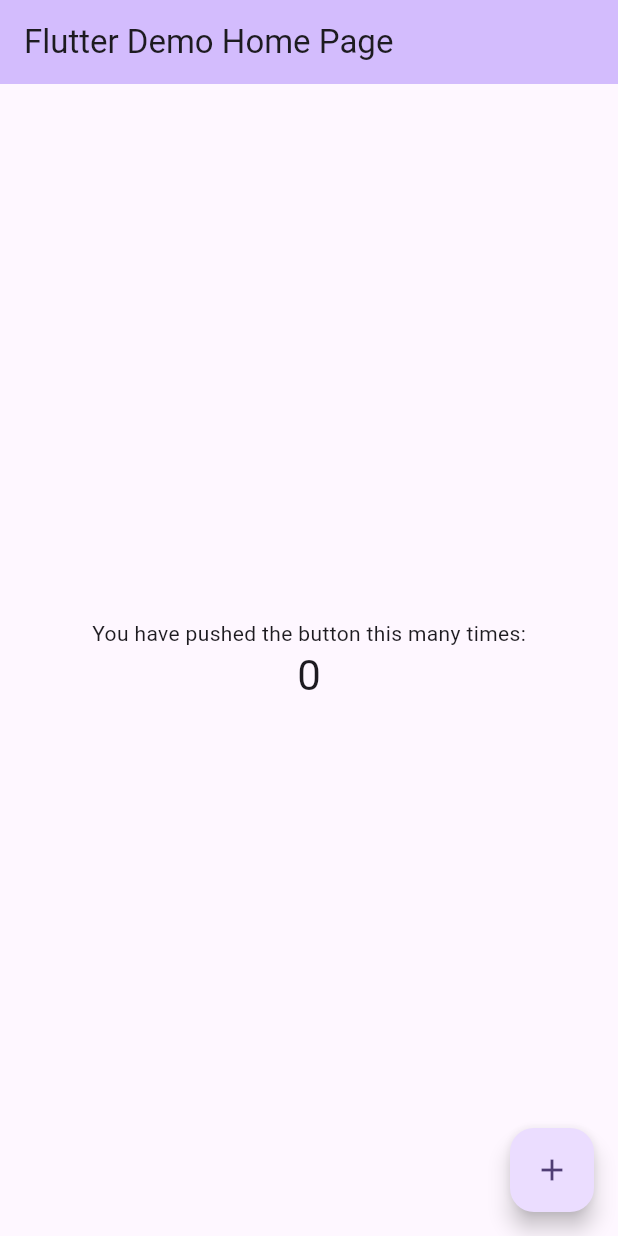
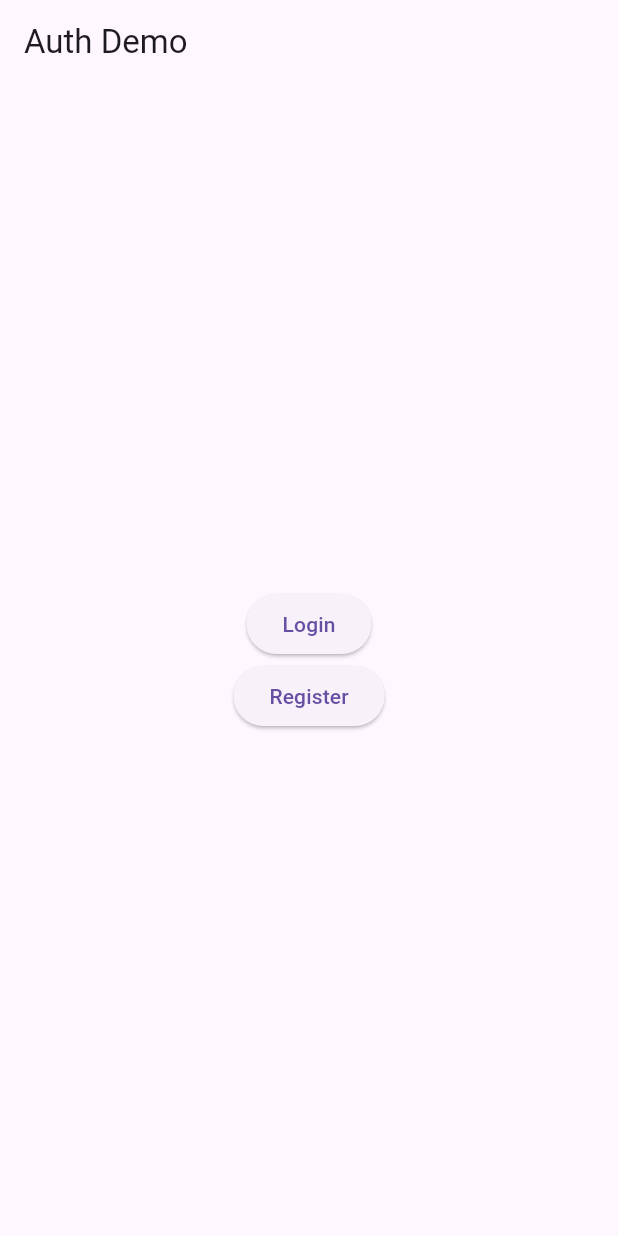
Before and after one commit to offblacc/ParKing, a Flutter app: the screen it shows after launch, on a phone screen of 412 x 824 dp. Run offline on Flutter 3.47's test engine with Material 3 defaults, Android fonts, the phone set to English and light mode, and no system bars; our stand-ins replace firebase_auth, firebase_core; accounts and stored records are empty.

Commit message:
login works i guess

```diff
--- a/lib/auth_screen.dart
+++ b/lib/auth_screen.dart
@@ -0,0 +1,39 @@
+import 'package:flutter/material.dart';
+import 'login_screen.dart';
+import 'register_screen.dart';
+
+class AuthScreen extends StatelessWidget {
+  @override
+  Widget build(BuildContext context) {
+    return Scaffold(
+      appBar: AppBar(
+        title: Text('Auth Demo'),
+      ),
+      body: Center(
+        child: Column(
+          mainAxisSize: MainAxisSize.min,
+          children: [
+            ElevatedButton(
+              onPressed: () {
+                Navigator.push(
+                  context,
+                  MaterialPageRoute(builder: (context) => LoginScreen()),
+                );
+              },
+              child: Text('Login'),
+            ),
+            ElevatedButton(
+              onPressed: () {
+                Navigator.push(
+                  context,
+                  MaterialPageRoute(builder: (context) => RegisterScreen()),
+                );
+              },
+              child: Text('Register'),
+            ),
+          ],
+        ),
+      ),
+    );
+  }
+}
--- a/lib/main.dart
+++ b/lib/main.dart
@@ -1,125 +1,31 @@
 import 'package:flutter/material.dart';
+import 'package:firebase_core/firebase_core.dart';
+import 'auth_screen.dart';
+import 'home_screen.dart';
+import 'firebase_options.dart';
 
-void main() {
-  runApp(const MyApp());
+
+void main() async {
+  WidgetsFlutterBinding.ensureInitialized();
+  await Firebase.initializeApp(
+    options: DefaultFirebaseOptions.currentPlatform,
+  );
+
+  runApp(MyApp());
 }
 
 class MyApp extends StatelessWidget {
-  const MyApp({super.key});
-
-  // This widget is the root of your application.
   @override
   Widget build(BuildContext context) {
     return MaterialApp(
-      title: 'Flutter Demo',
+      title: 'Flutter Auth Demo',
       theme: ThemeData(
-        // This is the theme of your application.
-        //
-        // TRY THIS: Try running your application with "flutter run". You'll see
-        // the application has a purple toolbar. Then, without quitting the app,
-        // try changing the seedColor in the colorScheme below to Colors.green
-        // and then invoke "hot reload" (save your changes or press the "hot
-        // reload" button in a Flutter-supported IDE, or press "r" if you used
-        // the command line to start the app).
-        //
-        // Notice that the counter didn't reset back to zero; the application
-        // state is not lost during the reload. To reset the state, use hot
-        // restart instead.
-        //
-        // This works for code too, not just values: Most code changes can be
-        // tested with just a hot reload.
-        colorScheme: ColorScheme.fromSeed(seedColor: Colors.deepPurple),
-        useMaterial3: true,
+        primarySwatch: Colors.blue,
       ),
-      home: const MyHomePage(title: 'Flutter Demo Home Page'),
+      home: AuthScreen(),
+      routes: {
+        '/home': (context) => HomeScreen(),
+      },
     );
   }
 }
-
-class MyHomePage extends StatefulWidget {
-  const MyHomePage({super.key, required this.title});
-
-  // This widget is the home page of your application. It is stateful, meaning
-  // that it has a State object (defined below) that contains fields that affect
-  // how it looks.
-
-  // This class is the configuration for the state. It holds the values (in this
-  // case the title) provided by the parent (in this case the App widget) and
-  // used by the build method of the State. Fields in a Widget subclass are
-  // always marked "final".
-
-  final String title;
-
-  @override
-  State<MyHomePage> createState() => _MyHomePageState();
-}
-
-class _MyHomePageState extends State<MyHomePage> {
-  int _counter = 0;
-
-  void _incrementCounter() {
-    setState(() {
-      // This call to setState tells the Flutter framework that something has
-      // changed in this State, which causes it to rerun the build method below
-      // so that the display can reflect the updated values. If we changed
-      // _counter without calling setState(), then the build method would not be
-      // called again, and so nothing would appear to happen.
-      _counter++;
-    });
-  }
-
-  @override
-  Widget build(BuildContext context) {
-    // This method is rerun every time setState is called, for instance as done
-    // by the _incrementCounter method above.
-    //
-    // The Flutter framework has been optimized to make rerunning build methods
-    // fast, so that you can just rebuild anything that needs updating rather
-    // than having to individually change instances of widgets.
-    return Scaffold(
-      appBar: AppBar(
-        // TRY THIS: Try changing the color here to a specific color (to
-        // Colors.amber, perhaps?) and trigger a hot reload to see the AppBar
-        // change color while the other colors stay the same.
-        backgroundColor: Theme.of(context).colorScheme.inversePrimary,
-        // Here we take the value from the MyHomePage object that was created by
-        // the App.build method, and use it to set our appbar title.
-        title: Text(widget.title),
-      ),
-      body: Center(
-        // Center is a layout widget. It takes a single child and positions it
-        // in the middle of the parent.
-        child: Column(
-          // Column is also a layout widget. It takes a list of children and
-          // arranges them vertically. By default, it sizes itself to fit its
-          // children horizontally, and tries to be as tall as its parent.
-          //
-          // Column has various properties to control how it sizes itself and
-          // how it positions its children. Here we use mainAxisAlignment to
-          // center the children vertically; the main axis here is the vertical
-          // axis because Columns are vertical (the cross axis would be
-          // horizontal).
-          //
-          // TRY THIS: Invoke "debug painting" (choose the "Toggle Debug Paint"
-          // action in the IDE, or press "p" in the console), to see the
-          // wireframe for each widget.
-          mainAxisAlignment: MainAxisAlignment.center,
-          children: <Widget>[
-            const Text(
-              'You have pushed the button this many times:',
-            ),
-            Text(
-              '$_counter',
-              style: Theme.of(context).textTheme.headlineMedium,
-            ),
-          ],
-        ),
-      ),
-      floatingActionButton: FloatingActionButton(
-        onPressed: _incrementCounter,
-        tooltip: 'Increment',
-        child: const Icon(Icons.add),
-      ), // This trailing comma makes auto-formatting nicer for build methods.
-    );
-  }
-}
```
Also changed, not shown: lib/home_screen.dart (+15 -0 lines), lib/login_screen.dart (+69 -0 lines), lib/register_screen.dart (+68 -0 lines), lib/firebase_options.dart (added), 2 other files.
